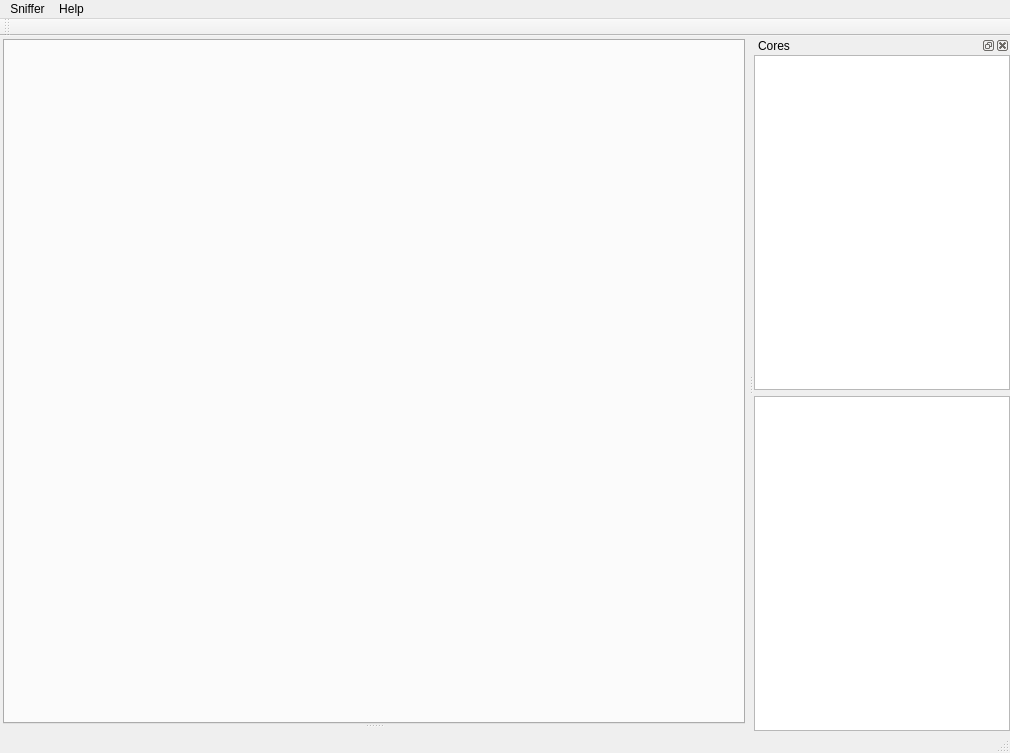
Before: the Qt Designer form IntPe9/Ui/Main.ui in AxDSan/IntPe9-1, drawn with Qt 5.
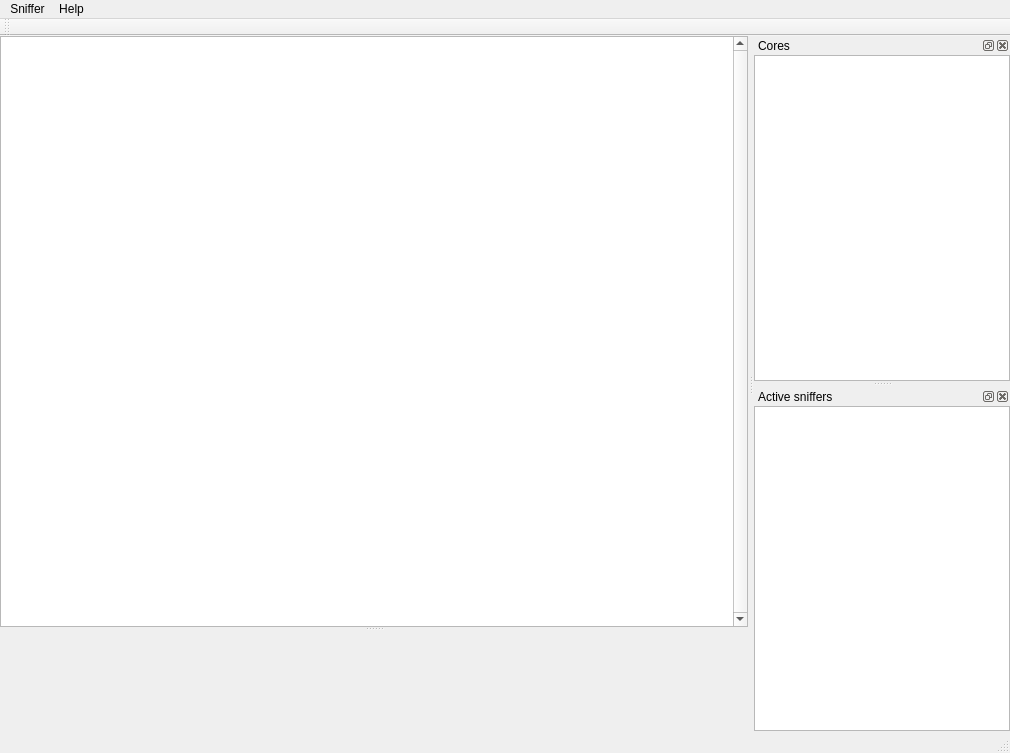
After: the same form once the commit is applied.

```diff
--- a/IntPe9/Ui/Main.ui
+++ b/IntPe9/Ui/Main.ui
@@ -14,39 +14,92 @@
    <string>IntPe9</string>
   </property>
   <widget class="QWidget" name="centralWidget">
-   <layout class="QGridLayout" name="gridLayout_2">
-    <property name="margin">
-     <number>0</number>
-    </property>
+   <layout class="QHBoxLayout" name="horizontalLayout_2">
     <property name="spacing">
      <number>0</number>
     </property>
-    <item row="1" column="0">
-     <widget class="QWidget" name="widget" native="true">
-      <layout class="QVBoxLayout" name="verticalLayout_2">
+    <property name="margin">
+     <number>0</number>
+    </property>
+    <item>
+     <widget class="QWidget" name="packetView" native="true">
+      <layout class="QVBoxLayout" name="verticalLayout_4">
        <property name="spacing">
-        <number>3</number>
+        <number>0</number>
        </property>
        <property name="margin">
-        <number>3</number>
+        <number>0</number>
        </property>
        <item>
-        <widget class="QSplitter" name="splitter">
+        <widget class="QSplitter" name="splitter_2">
          <property name="orientation">
           <enum>Qt::Vertical</enum>
          </property>
-         <widget class="QTabWidget" name="tabPackets">
-          <property name="minimumSize">
+         <widget class="QTableView" name="tablePackets">
+          <property name="font">
+           <font>
+            <family>Consolas</family>
+           </font>
+          </property>
+          <property name="verticalScrollBarPolicy">
+           <enum>Qt::ScrollBarAlwaysOn</enum>
+          </property>
+          <property name="editTriggers">
+           <set>QAbstractItemView::NoEditTriggers</set>
+          </property>
+          <property name="showDropIndicator" stdset="0">
+           <bool>false</bool>
+          </property>
+          <property name="dragDropOverwriteMode">
+           <bool>false</bool>
+          </property>
+          <property name="alternatingRowColors">
+           <bool>true</bool>
+          </property>
+          <property name="selectionMode">
+           <enum>QAbstractItemView::SingleSelection</enum>
+          </property>
+          <property name="selectionBehavior">
+           <enum>QAbstractItemView::SelectRows</enum>
+          </property>
+          <property name="iconSize">
            <size>
             <width>0</width>
-            <height>400</height>
+            <height>0</height>
            </size>
           </property>
-          <property name="currentIndex">
-           <number>-1</number>
+          <property name="verticalScrollMode">
+           <enum>QAbstractItemView::ScrollPerPixel</enum>
           </property>
+          <property name="horizontalScrollMode">
+           <enum>QAbstractItemView::ScrollPerPixel</enum>
+          </property>
+          <property name="wordWrap">
+           <bool>false</bool>
+          </property>
+          <property name="cornerButtonEnabled">
+           <bool>false</bool>
+          </property>
+          <attribute name="horizontalHeaderHighlightSections">
+           <bool>false</bool>
+          </attribute>
+          <attribute name="horizontalHeaderStretchLastSection">
+           <bool>true</bool>
+          </attribute>
+          <attribute name="verticalHeaderVisible">
+           <bool>false</bool>
+          </attribute>
+          <attribute name="verticalHeaderDefaultSectionSize">
+           <number>17</number>
+          </attribute>
          </widget>
          <widget class="QWidget" name="hexWidget" native="true">
+          <property name="minimumSize">
+           <size>
+            <width>0</width>
+            <height>100</height>
+           </size>
+          </property>
           <layout class="QHBoxLayout" name="horizontalLayout">
            <property name="spacing">
             <number>0</number>
@@ -153,9 +206,6 @@
        </attribute>
       </widget>
      </item>
-     <item>
-      <widget class="QTableView" name="tableActive"/>
-     </item>
     </layout>
    </widget>
   </widget>
@@ -170,6 +220,42 @@
     <bool>false</bool>
    </attribute>
   </widget>
+  <widget class="QDockWidget" name="dockSniffer">
+   <property name="windowTitle">
+    <string>Active sniffers</string>
+   </property>
+   <attribute name="dockWidgetArea">
+    <number>2</number>
+   </attribute>
+   <widget class="QWidget" name="dockWidgetContents3">
+    <layout class="QVBoxLayout" name="verticalLayout_3">
+     <property name="spacing">
+      <number>0</number>
+     </property>
+     <property name="margin">
+      <number>0</number>
+     </property>
+     <item>
+      <widget class="QTableWidget" name="tableSniffers">
+       <attribute name="horizontalHeaderStretchLastSection">
+        <bool>true</bool>
+       </attribute>
+       <attribute name="verticalHeaderVisible">
+        <bool>false</bool>
+       </attribute>
+       <attribute name="verticalHeaderDefaultSectionSize">
+        <number>20</number>
+       </attribute>
+       <row>
+        <property name="text">
+         <string>ID</string>
+        </property>
+       </row>
+      </widget>
+     </item>
+    </layout>
+   </widget>
+  </widget>
   <action name="actionAbout">
    <property name="text">
     <string>About</string>
```
